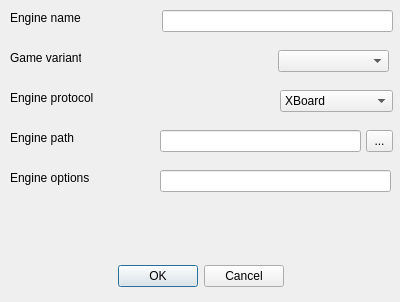
The window that addenginedialog.ui (fire-lizard/QBoard) describes before a commit, drawn with Qt 5.
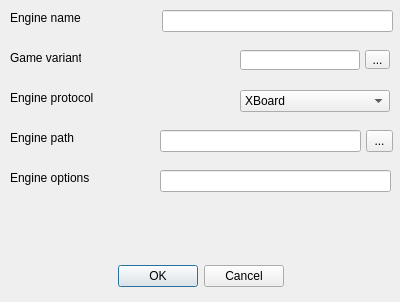
The same window after the commit.

Commit message: Micro Shogi and Kyoto Shogi variants added

Patch:
```diff
--- a/addenginedialog.ui
+++ b/addenginedialog.ui
@@ -71,9 +71,9 @@
   <widget class="QComboBox" name="engineProtocol">
    <property name="geometry">
     <rect>
-     <x>280</x>
+     <x>240</x>
      <y>90</y>
-     <width>113</width>
+     <width>150</width>
      <height>22</height>
     </rect>
    </property>
@@ -152,16 +152,6 @@
     <string>Game variant</string>
    </property>
   </widget>
-  <widget class="QComboBox" name="gameVariant">
-   <property name="geometry">
-    <rect>
-     <x>278</x>
-     <y>50</y>
-     <width>111</width>
-     <height>22</height>
-    </rect>
-   </property>
-  </widget>
   <widget class="QLabel" name="labelEngineOptions">
    <property name="geometry">
     <rect>
@@ -185,6 +175,32 @@
     </rect>
    </property>
   </widget>
+  <widget class="QLineEdit" name="gameVariant">
+   <property name="geometry">
+    <rect>
+     <x>240</x>
+     <y>50</y>
+     <width>120</width>
+     <height>20</height>
+    </rect>
+   </property>
+   <property name="readOnly">
+    <bool>true</bool>
+   </property>
+  </widget>
+  <widget class="QToolButton" name="toolButton_2">
+   <property name="geometry">
+    <rect>
+     <x>365</x>
+     <y>50</y>
+     <width>25</width>
+     <height>19</height>
+    </rect>
+   </property>
+   <property name="text">
+    <string>...</string>
+   </property>
+  </widget>
  </widget>
  <tabstops>
   <tabstop>engineName</tabstop>
```
The commit also changes 146 other files.
